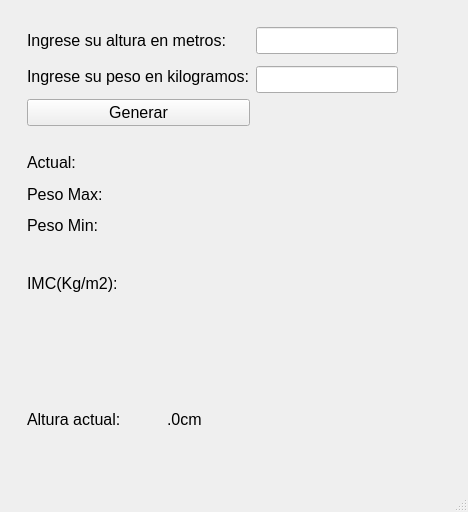
First picture: the form in principal.ui, repository SantiagoMG175/ExamenSM, before the edit.
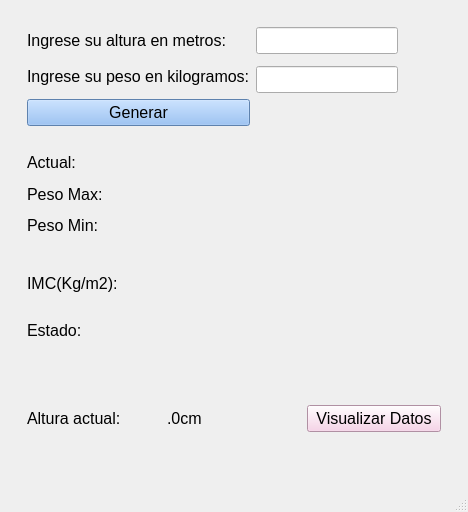
Second picture: the form after the edit. Icons and pictures are not drawn.

What changed in the file:
```diff
--- a/principal.ui
+++ b/principal.ui
@@ -102,6 +102,10 @@
             <property name="cursor">
              <cursorShape>PointingHandCursor</cursorShape>
             </property>
+            <property name="styleSheet">
+             <string notr="true">background-color: rgb(132, 182, 244);
+color: rgb(0, 0, 0);</string>
+            </property>
             <property name="text">
              <string>Generar</string>
             </property>
@@ -208,6 +212,27 @@
             </property>
            </widget>
           </item>
+          <item row="0" column="2" rowspan="2">
+           <widget class="QWidget" name="widget_6" native="true">
+            <property name="styleSheet">
+             <string notr="true">image: url(:/recursos/recursos/informe-medico.png);</string>
+            </property>
+           </widget>
+          </item>
+          <item row="0" column="1">
+           <widget class="QLabel" name="outIMC">
+            <property name="text">
+             <string/>
+            </property>
+           </widget>
+          </item>
+          <item row="1" column="0">
+           <widget class="QLabel" name="label_3">
+            <property name="text">
+             <string>Estado:</string>
+            </property>
+           </widget>
+          </item>
          </layout>
         </widget>
        </item>
@@ -221,6 +246,17 @@
             </property>
            </widget>
           </item>
+          <item row="0" column="2">
+           <widget class="QPushButton" name="cmdDatos">
+            <property name="styleSheet">
+             <string notr="true">background-color: rgb(247, 202, 228);
+color: rgb(0, 0, 0);</string>
+            </property>
+            <property name="text">
+             <string>Visualizar Datos</string>
+            </property>
+           </widget>
+          </item>
           <item row="0" column="1">
            <widget class="QLabel" name="outAlturaA">
             <property name="text">
@@ -228,19 +264,6 @@
             </property>
            </widget>
           </item>
-          <item row="0" column="2">
-           <widget class="QWidget" name="widget_7" native="true">
-            <property name="font">
-             <font>
-              <family>Old English Text MT</family>
-              <pointsize>12</pointsize>
-             </font>
-            </property>
-            <property name="styleSheet">
-             <string notr="true">image: url(:/recursos/recursos/limite-de-altura.png);</string>
-            </property>
-           </widget>
-          </item>
          </layout>
         </widget>
        </item>
```
Left out of the diff: 16 changed lines with no effect on the pictures.
